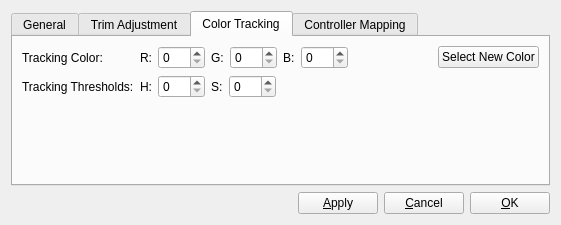
Before: the Qt Designer form heliview/src/SettingsDialog.ui in gcsmith/ktgt-uav-desktop, drawn with Qt 5.
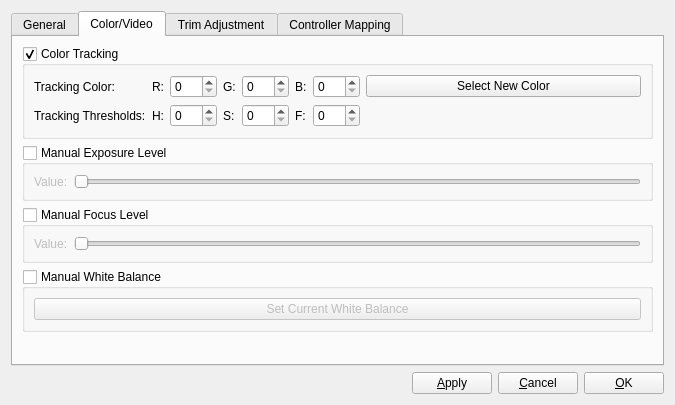
After: the same form once the commit is applied. The open tabs and pages were chosen to show the change.

Commit message: add support for focus/exposure/white level

What changed in the file:
```diff
--- a/heliview/src/SettingsDialog.ui
+++ b/heliview/src/SettingsDialog.ui
@@ -6,14 +6,14 @@
    <rect>
     <x>0</x>
     <y>0</y>
-    <width>561</width>
-    <height>225</height>
+    <width>675</width>
+    <height>405</height>
    </rect>
   </property>
   <property name="minimumSize">
    <size>
-    <width>500</width>
-    <height>225</height>
+    <width>675</width>
+    <height>405</height>
    </size>
   </property>
   <property name="windowTitle">
@@ -73,36 +73,312 @@
          </property>
         </widget>
        </item>
-       <item row="1" column="2">
-        <layout class="QHBoxLayout" name="horizontalLayout_3">
-         <item>
-          <widget class="QSpinBox" name="sbLogBuffer">
-           <property name="minimum">
-            <number>1</number>
-           </property>
-          </widget>
-         </item>
-         <item>
-          <widget class="QLabel" name="lbLogBufferSize">
-           <property name="text">
-            <string>KB</string>
-           </property>
-          </widget>
-         </item>
-         <item>
-          <spacer name="horizontalSpacer_3">
-           <property name="orientation">
-            <enum>Qt::Horizontal</enum>
-           </property>
-           <property name="sizeHint" stdset="0">
-            <size>
-             <width>40</width>
-             <height>20</height>
-            </size>
-           </property>
-          </spacer>
-         </item>
-        </layout>
+      </layout>
+     </widget>
+     <widget class="QWidget" name="tabColorTracking">
+      <attribute name="title">
+       <string>Color/Video</string>
+      </attribute>
+      <layout class="QGridLayout" name="gridLayout_3">
+       <item row="0" column="0" colspan="2">
+        <widget class="QGroupBox" name="groupColorTracking">
+         <property name="enabled">
+          <bool>true</bool>
+         </property>
+         <property name="title">
+          <string>Color Tracking</string>
+         </property>
+         <property name="flat">
+          <bool>false</bool>
+         </property>
+         <property name="checkable">
+          <bool>true</bool>
+         </property>
+         <layout class="QGridLayout" name="gridLayout_6">
+          <item row="1" column="0">
+           <widget class="QLabel" name="lblTrackingColor">
+            <property name="sizePolicy">
+             <sizepolicy hsizetype="Fixed" vsizetype="Preferred">
+              <horstretch>0</horstretch>
+              <verstretch>0</verstretch>
+             </sizepolicy>
+            </property>
+            <property name="text">
+             <string>Tracking Color:</string>
+            </property>
+           </widget>
+          </item>
+          <item row="2" column="0">
+           <widget class="QLabel" name="lblTrackingThresholds">
+            <property name="sizePolicy">
+             <sizepolicy hsizetype="Fixed" vsizetype="Preferred">
+              <horstretch>0</horstretch>
+              <verstretch>0</verstretch>
+             </sizepolicy>
+            </property>
+            <property name="text">
+             <string>Tracking Thresholds:</string>
+            </property>
+           </widget>
+          </item>
+          <item row="1" column="8">
+           <widget class="QPushButton" name="btnNewColor">
+            <property name="text">
+             <string>Select New Color</string>
+            </property>
+           </widget>
+          </item>
+          <item row="1" column="1">
+           <widget class="QLabel" name="lbR">
+            <property name="sizePolicy">
+             <sizepolicy hsizetype="Fixed" vsizetype="Preferred">
+              <horstretch>0</horstretch>
+              <verstretch>0</verstretch>
+             </sizepolicy>
+            </property>
+            <property name="text">
+             <string>R:</string>
+            </property>
+           </widget>
+          </item>
+          <item row="1" column="4">
+           <widget class="QLabel" name="lbG">
+            <property name="sizePolicy">
+             <sizepolicy hsizetype="Fixed" vsizetype="Preferred">
+              <horstretch>0</horstretch>
+              <verstretch>0</verstretch>
+             </sizepolicy>
+            </property>
+            <property name="text">
+             <string>G:</string>
+            </property>
+           </widget>
+          </item>
+          <item row="1" column="5">
+           <widget class="QSpinBox" name="sbG">
+            <property name="sizePolicy">
+             <sizepolicy hsizetype="Fixed" vsizetype="Fixed">
+              <horstretch>0</horstretch>
+              <verstretch>0</verstretch>
+             </sizepolicy>
+            </property>
+            <property name="maximum">
+             <number>255</number>
+            </property>
+           </widget>
+          </item>
+          <item row="1" column="2">
+           <widget class="QSpinBox" name="sbR">
+            <property name="sizePolicy">
+             <sizepolicy hsizetype="Fixed" vsizetype="Fixed">
+              <horstretch>0</horstretch>
+              <verstretch>0</verstretch>
+             </sizepolicy>
+            </property>
+            <property name="maximum">
+             <number>255</number>
+            </property>
+           </widget>
+          </item>
+          <item row="2" column="1">
+           <widget class="QLabel" name="lbHt">
+            <property name="sizePolicy">
+             <sizepolicy hsizetype="Fixed" vsizetype="Preferred">
+              <horstretch>0</horstretch>
+              <verstretch>0</verstretch>
+             </sizepolicy>
+            </property>
+            <property name="text">
+             <string>H:</string>
+            </property>
+           </widget>
+          </item>
+          <item row="2" column="2">
+           <widget class="QSpinBox" name="sbHt">
+            <property name="sizePolicy">
+             <sizepolicy hsizetype="Fixed" vsizetype="Fixed">
+              <horstretch>0</horstretch>
+              <verstretch>0</verstretch>
+             </sizepolicy>
+            </property>
+            <property name="maximum">
+             <number>255</number>
+            </property>
+           </widget>
+          </item>
+          <item row="2" column="4">
+           <widget class="QLabel" name="lbSt">
+            <property name="sizePolicy">
+             <sizepolicy hsizetype="Fixed" vsizetype="Preferred">
+              <horstretch>0</horstretch>
+              <verstretch>0</verstretch>
+             </sizepolicy>
+            </property>
+            <property name="text">
+             <string>S:</string>
+            </property>
+           </widget>
+          </item>
+          <item row="2" column="5">
+           <widget class="QSpinBox" name="sbSt">
+            <property name="sizePolicy">
+             <sizepolicy hsizetype="Fixed" vsizetype="Fixed">
+              <horstretch>0</horstretch>
+              <verstretch>0</verstretch>
+             </sizepolicy>
+            </property>
+            <property name="maximum">
+             <number>255</number>
+            </property>
+           </widget>
+          </item>
+          <item row="1" column="6">
+           <widget class="QLabel" name="lbB">
+            <property name="sizePolicy">
+             <sizepolicy hsizetype="Fixed" vsizetype="Preferred">
+              <horstretch>0</horstretch>
+              <verstretch>0</verstretch>
+             </sizepolicy>
+            </property>
+            <property name="text">
+             <string>B:</string>
+            </property>
+           </widget>
+          </item>
+          <item row="1" column="7">
+           <widget class="QSpinBox" name="sbB">
+            <property name="sizePolicy">
+             <sizepolicy hsizetype="Fixed" vsizetype="Fixed">
+              <horstretch>0</horstretch>
+              <verstretch>0</verstretch>
+             </sizepolicy>
+            </property>
+            <property name="maximum">
+             <number>255</number>
+            </property>
+           </widget>
+          </item>
+          <item row="2" column="6">
+           <widget class="QLabel" name="lbFt">
+            <property name="sizePolicy">
+             <sizepolicy hsizetype="Fixed" vsizetype="Preferred">
+              <horstretch>0</horstretch>
+              <verstretch>0</verstretch>
+             </sizepolicy>
+            </property>
+            <property name="text">
+             <string>F:</string>
+            </property>
+           </widget>
+          </item>
+          <item row="2" column="7">
+           <widget class="QSpinBox" name="sbFt">
+            <property name="sizePolicy">
+             <sizepolicy hsizetype="Fixed" vsizetype="Fixed">
+              <horstretch>0</horstretch>
+              <verstretch>0</verstretch>
+             </sizepolicy>
+            </property>
+            <property name="maximum">
+             <number>255</number>
+            </property>
+           </widget>
+          </item>
+         </layout>
+        </widget>
+       </item>
+       <item row="1" column="0" colspan="2">
+        <widget class="QGroupBox" name="groupManualExposureLevel">
+         <property name="title">
+          <string>Manual Exposure Level</string>
+         </property>
+         <property name="checkable">
+          <bool>true</bool>
+         </property>
+         <property name="checked">
+          <bool>false</bool>
+         </property>
+         <layout class="QHBoxLayout" name="horizontalLayout_5">
+          <item>
+           <widget class="QLabel" name="lblExposureLevel">
+            <property name="text">
+             <string>Value:</string>
+            </property>
+           </widget>
+          </item>
+          <item>
+           <widget class="QSlider" name="slideExposureLevel">
+            <property name="orientation">
+             <enum>Qt::Horizontal</enum>
+            </property>
+           </widget>
+          </item>
+         </layout>
+        </widget>
+       </item>
+       <item row="4" column="0" colspan="2">
+        <spacer name="verticalSpacer_3">
+         <property name="orientation">
+          <enum>Qt::Vertical</enum>
+         </property>
+         <property name="sizeHint" stdset="0">
+          <size>
+           <width>20</width>
+           <height>40</height>
+          </size>
+         </property>
+        </spacer>
+       </item>
+       <item row="2" column="0" colspan="2">
+        <widget class="QGroupBox" name="groupManualFocusLevel">
+         <property name="title">
+          <string>Manual Focus Level</string>
+         </property>
+         <property name="checkable">
+          <bool>true</bool>
+         </property>
+         <property name="checked">
+          <bool>false</bool>
+         </property>
+         <layout class="QHBoxLayout" name="horizontalLayout_6">
+          <item>
+           <widget class="QLabel" name="lblFocusLevel">
+            <property name="text">
+             <string>Value:</string>
+            </property>
+           </widget>
+          </item>
+          <item>
+           <widget class="QSlider" name="slideFocusLevel">
+            <property name="orientation">
+             <enum>Qt::Horizontal</enum>
+            </property>
+           </widget>
+          </item>
+         </layout>
+        </widget>
+       </item>
+       <item row="3" column="0" colspan="2">
+        <widget class="QGroupBox" name="groupManualWhiteBalance">
+         <property name="title">
+          <string>Manual White Balance</string>
+         </property>
+         <property name="checkable">
+          <bool>true</bool>
+         </property>
+         <property name="checked">
+          <bool>false</bool>
+         </property>
+         <layout class="QVBoxLayout" name="verticalLayout">
+          <item>
+           <widget class="QPushButton" name="btnSetWhiteBalance">
+            <property name="text">
+             <string>Set Current White Balance</string>
+            </property>
+           </widget>
+          </item>
+         </layout>
+        </widget>
        </item>
       </layout>
      </widget>
@@ -273,181 +549,8 @@
          </property>
         </widget>
        </item>
-      </layout>
-     </widget>
-     <widget class="QWidget" name="tabColorTracking">
-      <attribute name="title">
-       <string>Color Tracking</string>
-      </attribute>
-      <layout class="QGridLayout" name="gridLayout_3">
-       <item row="0" column="0">
-        <widget class="QLabel" name="lblTrackingColor">
-         <property name="text">
-          <string>Tracking Color:</string>
-         </property>
-        </widget>
-       </item>
-       <item row="0" column="1">
-        <layout class="QHBoxLayout" name="horizontalLayout_2">
-         <item>
-          <widget class="QLabel" name="lbR">
-           <property name="sizePolicy">
-            <sizepolicy hsizetype="Fixed" vsizetype="Preferred">
-             <horstretch>0</horstretch>
-             <verstretch>0</verstretch>
-            </sizepolicy>
-           </property>
-           <property name="text">
-            <string>R:</string>
-           </property>
-          </widget>
-         </item>
-         <item>
-          <widget class="QSpinBox" name="sbR">
-           <property name="sizePolicy">
-            <sizepolicy hsizetype="Fixed" vsizetype="Fixed">
-             <horstretch>0</horstretch>
-             <verstretch>0</verstretch>
-            </sizepolicy>
-           </property>
-           <property name="maximum">
-            <number>255</number>
-           </property>
-          </widget>
-         </item>
-         <item>
-          <widget class="QLabel" name="lbG">
-           <property name="sizePolicy">
-            <sizepolicy hsizetype="Fixed" vsizetype="Preferred">
-             <horstretch>0</horstretch>
-             <verstretch>0</verstretch>
-            </sizepolicy>
-           </property>
-           <property name="text">
-            <string>G:</string>
-           </property>
-          </widget>
-         </item>
-         <item>
-          <widget class="QSpinBox" name="sbG">
-           <property name="maximum">
-            <number>255</number>
-           </property>
-          </widget>
-         </item>
-         <item>
-          <widget class="QLabel" name="lbB">
-           <property name="sizePolicy">
-            <sizepolicy hsizetype="Fixed" vsizetype="Preferred">
-             <horstretch>0</horstretch>
-             <verstretch>0</verstretch>
-            </sizepolicy>
-           </property>
-           <property name="text">
-            <string>B:</string>
-           </property>
-          </widget>
-         </item>
-         <item>
-          <widget class="QSpinBox" name="sbB">
-           <property name="maximum">
-            <number>255</number>
-           </property>
-          </widget>
-         </item>
-         <item>
-          <spacer name="horizontalSpacer_2">
-           <property name="orientation">
-            <enum>Qt::Horizontal</enum>
-           </property>
-           <property name="sizeHint" stdset="0">
-            <size>
-             <width>40</width>
-             <height>20</height>
-            </size>
-           </property>
-          </spacer>
-         </item>
-        </layout>
-       </item>
-       <item row="1" column="0">
-        <widget class="QLabel" name="lblTrackingThresholds">
-         <property name="text">
-          <string>Tracking Thresholds:</string>
-         </property>
-        </widget>
-       </item>
-       <item row="1" column="1">
-        <layout class="QHBoxLayout" name="horizontalLayout_4">
-         <item>
-          <widget class="QLabel" name="lbHt">
-           <property name="sizePolicy">
-            <sizepolicy hsizetype="Fixed" vsizetype="Preferred">
-             <horstretch>0</horstretch>
-             <verstretch>0</verstretch>
-            </sizepolicy>
-           </property>
-           <property name="text">
-            <string>H:</string>
-           </property>
-          </widget>
-         </item>
-         <item>
-          <widget class="QSpinBox" name="sbHt">
-           <property name="sizePolicy">
-            <sizepolicy hsizetype="Fixed" vsizetype="Fixed">
-             <horstretch>0</horstretch>
-             <verstretch>0</verstretch>
-            </sizepolicy>
-           </property>
-           <property name="maximum">
-            <number>255</number>
-           </property>
-          </widget>
-         </item>
-         <item>
-          <widget class="QLabel" name="lbSt">
-           <property name="sizePolicy">
-            <sizepolicy hsizetype="Fixed" vsizetype="Preferred">
-             <horstretch>0</horstretch>
-             <verstretch>0</verstretch>
-            </sizepolicy>
-           </property>
-           <property name="text">
-            <string>S:</string>
-           </property>
-          </widget>
-         </item>
-         <item>
-          <widget class="QSpinBox" name="sbSt">
-           <property name="sizePolicy">
-            <sizepolicy hsizetype="Fixed" vsizetype="Fixed">
-             <horstretch>0</horstretch>
-             <verstretch>0</verstretch>
-            </sizepolicy>
-           </property>
-           <property name="maximum">
-            <number>255</number>
-           </property>
-          </widget>
-         </item>
-         <item>
-          <spacer name="horizontalSpacer_4">
-           <property name="orientation">
-            <enum>Qt::Horizontal</enum>
-           </property>
-           <property name="sizeHint" stdset="0">
-            <size>
-             <width>40</width>
-             <height>20</height>
-            </size>
-           </property>
-          </spacer>
-         </item>
-        </layout>
-       </item>
-       <item row="2" column="2">
-        <spacer name="verticalSpacer_3">
+       <item row="6" column="1">
+        <spacer name="verticalSpacer_4">
          <property name="orientation">
           <enum>Qt::Vertical</enum>
          </property>
@@ -459,13 +562,6 @@
          </property>
         </spacer>
        </item>
-       <item row="0" column="2">
-        <widget class="QPushButton" name="btnNewColor">
-         <property name="text">
-          <string>Select New Color</string>
-         </property>
-        </widget>
-       </item>
       </layout>
      </widget>
      <widget class="QWidget" name="tabControllerMapping">
```
Left out of the diff: 318 changed lines with no effect on the pictures. The commit also changes 13 other files.
